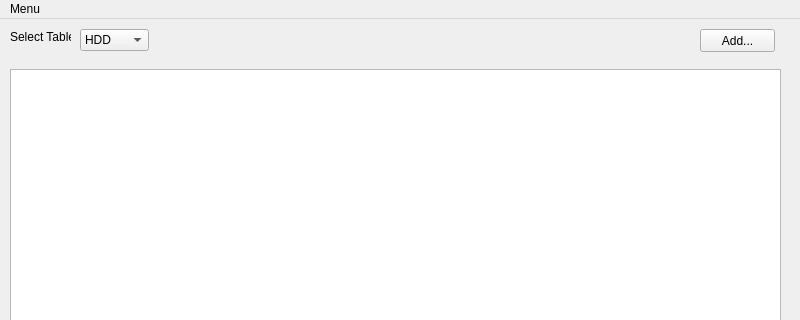
Before: the Qt Designer form mainpage.ui in nullcoding/sqlcomps, drawn with Qt 5; both pictures show x 0 to 800 and y 0 to 320 of the 800 by 600 pixel window.
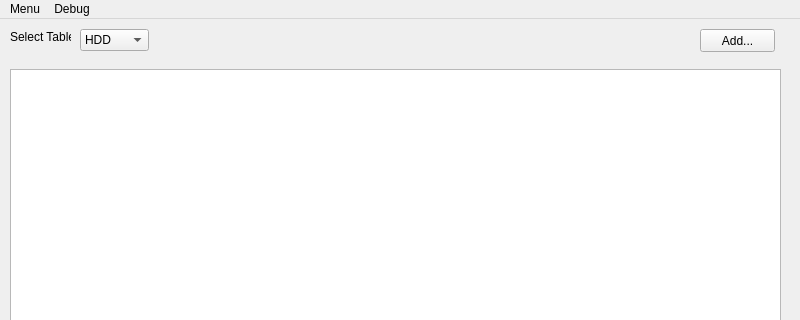
After: the same form once the commit is applied. Icons and pictures are not drawn.

What changed in the file:
```diff
--- a/mainpage.ui
+++ b/mainpage.ui
@@ -96,7 +96,16 @@
     </property>
     <addaction name="action_Quit"/>
    </widget>
+   <widget class="QMenu" name="menuDebug">
+    <property name="title">
+     <string>Debug</string>
+    </property>
+    <addaction name="actionCount_HDD"/>
+    <addaction name="actionCount_RAM"/>
+    <addaction name="actionCount_All"/>
+   </widget>
    <addaction name="menuMenu"/>
+   <addaction name="menuDebug"/>
   </widget>
   <widget class="QStatusBar" name="statusbar"/>
   <action name="action_Quit">
```
Left out of the diff: 25 changed lines with no effect on the pictures.
